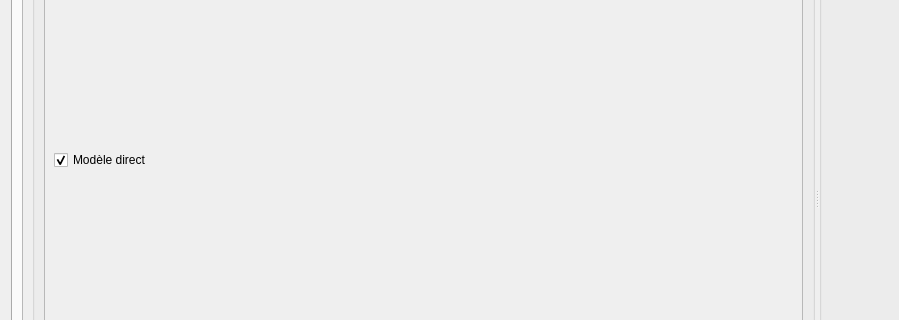
The window that molonaviz/ui/widgetPoint.ui (GVigne/Molonaviz) describes before a commit, drawn with Qt 5; both pictures show x 0 to 899 and y 142 to 462 of the 1289 by 713 pixel window.
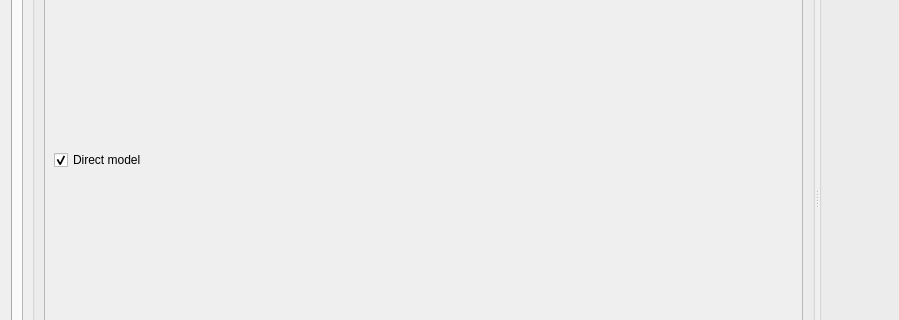
The same window after the commit. The open tabs and pages were chosen to show the change.

Commit message: Caption translation and improvements to captions

```diff
--- a/molonaviz/ui/widgetPoint.ui
+++ b/molonaviz/ui/widgetPoint.ui
@@ -420,8 +420,8 @@
             <rect>
              <x>0</x>
              <y>0</y>
-             <width>307</width>
-             <height>242</height>
+             <width>1239</width>
+             <height>432</height>
             </rect>
            </property>
            <layout class="QVBoxLayout" name="verticalLayout_9">
@@ -445,8 +445,8 @@
                     <rect>
                      <x>0</x>
                      <y>0</y>
-                     <width>167</width>
-                     <height>51</height>
+                     <width>836</width>
+                     <height>273</height>
                     </rect>
                    </property>
                    <layout class="QGridLayout" name="gridLayout_5">
@@ -455,7 +455,7 @@
                       <item row="0" column="0">
                        <widget class="QCheckBox" name="checkBoxDirectModel">
                         <property name="text">
-                         <string>Modèle direct</string>
+                         <string>Direct model</string>
                         </property>
                         <property name="checked">
                          <bool>true</bool>
```
Left out of the diff: 22 changed lines with no effect on the pictures. The commit also changes 2 other files.
